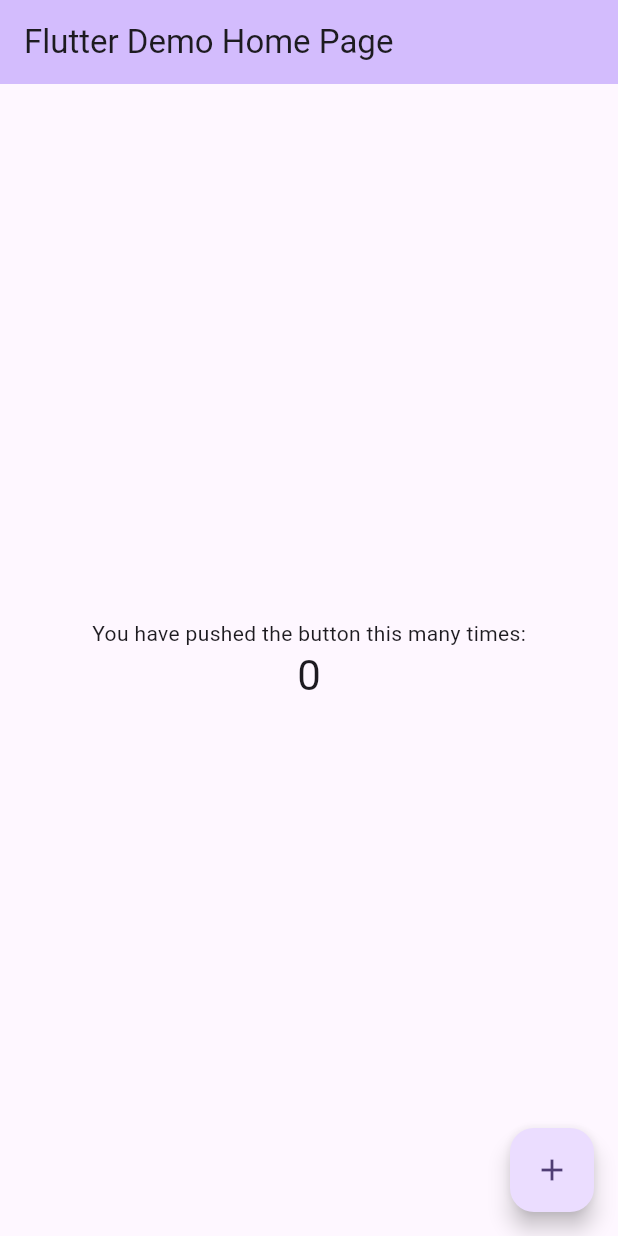
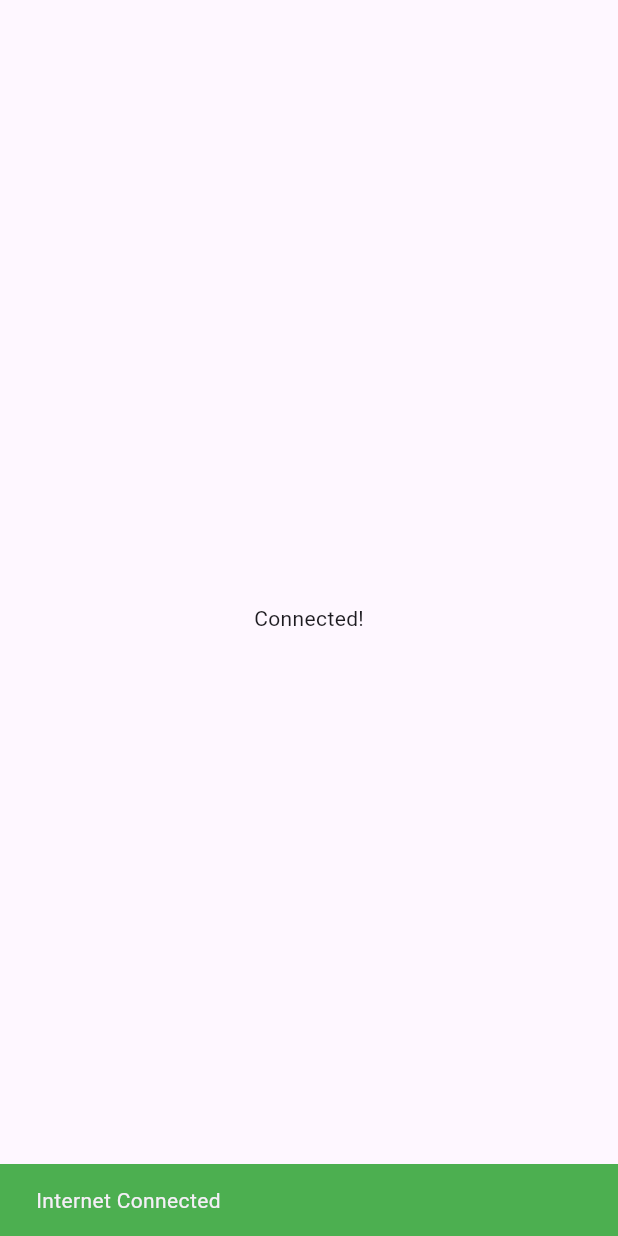
Before and after one commit to rohitranjan753/BlocTutorial, a Flutter app: the first screen one second after launch, on a phone screen of 412 x 824 dp. Run offline on Flutter 3.47's test engine with Material 2 defaults, Android fonts, the light colour scheme and no system bars; our stand-ins replace connectivity, flutter_bloc.

Commit message:
internet example

```diff
--- /dev/null
+++ b/lib/bloc/internet_bloc.dart
@@ -0,0 +1,33 @@
+import 'dart:async';
+
+import 'package:blocktutorial/bloc/internet_event.dart';
+import 'package:blocktutorial/bloc/internet_state.dart';
+import 'package:connectivity/connectivity.dart';
+import 'package:flutter_bloc/flutter_bloc.dart';
+
+class InternetBloc extends Bloc<InternetEvent, InternetState> {
+  Connectivity _connectivity = Connectivity();
+  StreamSubscription? connectivitySubscription;
+
+  InternetBloc() : super(InternetInitialState()) {
+    on<InternetLossEvent>((event, emit) => emit(InternetLossState()));
+    on<InternetGainedEvent>((event, emit) => emit(InternetGainedState()));
+
+    connectivitySubscription =
+        _connectivity.onConnectivityChanged.listen((result) {
+      if (result == ConnectivityResult.mobile ||
+          result == ConnectivityResult.wifi) {
+        add(InternetGainedEvent());
+      } else {
+        add(InternetLossEvent());
+      }
+    });
+  }
+
+  @override
+  Future<void> close() {
+    connectivitySubscription?.cancel();
+    return super.close();
+  }
+
+}
--- /dev/null
+++ b/lib/bloc/internet_event.dart
@@ -0,0 +1,11 @@
+abstract class InternetEvent{
+
+}
+
+class InternetLossEvent extends InternetEvent{
+
+}
+
+class InternetGainedEvent extends InternetEvent{
+
+}
--- /dev/null
+++ b/lib/bloc/internet_state.dart
@@ -0,0 +1,15 @@
+abstract class InternetState{
+
+}
+
+class InternetInitialState extends InternetState{
+
+}
+
+class InternetLossState extends InternetState{
+
+}
+
+class InternetGainedState extends InternetState{
+
+}
--- /dev/null
+++ b/lib/home_screen.dart
@@ -0,0 +1,41 @@
+import 'package:blocktutorial/bloc/internet_bloc.dart';
+import 'package:blocktutorial/bloc/internet_state.dart';
+import 'package:flutter/material.dart';
+import 'package:flutter_bloc/flutter_bloc.dart';
+
+class HomeScreen extends StatelessWidget {
+  const HomeScreen({Key? key}) : super(key: key);
+
+  @override
+  Widget build(BuildContext context) {
+    return Scaffold(
+      body: SafeArea(
+        child: Center(
+          child: BlocConsumer<InternetBloc,InternetState>(builder: (BuildContext context, state) {
+            if (state is InternetGainedState) {
+              return Text('Connected!');
+            } else if (state is InternetLossState) {
+              return Text('Not Connected..');
+            } else {
+              return Text('Not Connected..');
+            }
+          }, listener: (BuildContext context, Object? state) {
+            if (state is InternetGainedState) {
+              ScaffoldMessenger.of(context).showSnackBar(SnackBar(
+                content: Text('Internet Connected'),
+                backgroundColor: Colors.green,
+              ));
+            } else if (state is InternetLossState) {
+              ScaffoldMessenger.of(context).showSnackBar(
+                SnackBar(
+                  content: Text('Internet LOST'),
+                  backgroundColor: Colors.red,
+                ),
+              );
+            }
+          }),
+        ),
+      ),
+    );
+  }
+}
--- a/lib/main.dart
+++ b/lib/main.dart
@@ -1,4 +1,7 @@
+import 'package:blocktutorial/bloc/internet_bloc.dart';
+import 'package:blocktutorial/home_screen.dart';
 import 'package:flutter/material.dart';
+import 'package:flutter_bloc/flutter_bloc.dart';
 
 void main() {
   runApp(const MyApp());
@@ -10,116 +13,15 @@ class MyApp extends StatelessWidget {
   // This widget is the root of your application.
   @override
   Widget build(BuildContext context) {
-    return MaterialApp(
-      title: 'Flutter Demo',
-      theme: ThemeData(
-        // This is the theme of your application.
-        //
-        // TRY THIS: Try running your application with "flutter run". You'll see
-        // the application has a blue toolbar. Then, without quitting the app,
-        // try changing the seedColor in the colorScheme below to Colors.green
-        // and then invoke "hot reload" (save your changes or press the "hot
-        // reload" button in a Flutter-supported IDE, or press "r" if you used
-        // the command line to start the app).
-        //
-        // Notice that the counter didn't reset back to zero; the application
-        // state is not lost during the reload. To reset the state, use hot
-        // restart instead.
-        //
-        // This works for code too, not just values: Most code changes can be
-        // tested with just a hot reload.
-        colorScheme: ColorScheme.fromSeed(seedColor: Colors.deepPurple),
-        useMaterial3: true,
+    return BlocProvider(
+      create: (context) => InternetBloc(),
+      child: MaterialApp(
+        theme: ThemeData(
+          colorScheme: ColorScheme.fromSeed(seedColor: Colors.deepPurple),
+          useMaterial3: true,
+        ),
+        home: const HomeScreen(),
       ),
-      home: const MyHomePage(title: 'Flutter Demo Home Page'),
     );
   }
 }
-
-class MyHomePage extends StatefulWidget {
-  const MyHomePage({super.key, required this.title});
-
-  // This widget is the home page of your application. It is stateful, meaning
-  // that it has a State object (defined below) that contains fields that affect
-  // how it looks.
-
-  // This class is the configuration for the state. It holds the values (in this
-  // case the title) provided by the parent (in this case the App widget) and
-  // used by the build method of the State. Fields in a Widget subclass are
-  // always marked "final".
-
-  final String title;
-
-  @override
-  State<MyHomePage> createState() => _MyHomePageState();
-}
-
-class _MyHomePageState extends State<MyHomePage> {
-  int _counter = 0;
-
-  void _incrementCounter() {
-    setState(() {
-      // This call to setState tells the Flutter framework that something has
-      // changed in this State, which causes it to rerun the build method below
-      // so that the display can reflect the updated values. If we changed
-      // _counter without calling setState(), then the build method would not be
-      // called again, and so nothing would appear to happen.
-      _counter++;
-    });
-  }
-
-  @override
-  Widget build(BuildContext context) {
-    // This method is rerun every time setState is called, for instance as done
-    // by the _incrementCounter method above.
-    //
-    // The Flutter framework has been optimized to make rerunning build methods
-    // fast, so that you can just rebuild anything that needs updating rather
-    // than having to individually change instances of widgets.
-    return Scaffold(
-      appBar: AppBar(
-        // TRY THIS: Try changing the color here to a specific color (to
-        // Colors.amber, perhaps?) and trigger a hot reload to see the AppBar
-        // change color while the other colors stay the same.
-        backgroundColor: Theme.of(context).colorScheme.inversePrimary,
-        // Here we take the value from the MyHomePage object that was created by
-        // the App.build method, and use it to set our appbar title.
-        title: Text(widget.title),
-      ),
-      body: Center(
-        // Center is a layout widget. It takes a single child and positions it
-        // in the middle of the parent.
-        child: Column(
-          // Column is also a layout widget. It takes a list of children and
-          // arranges them vertically. By default, it sizes itself to fit its
-          // children horizontally, and tries to be as tall as its parent.
-          //
-          // Column has various properties to control how it sizes itself and
-          // how it positions its children. Here we use mainAxisAlignment to
-          // center the children vertically; the main axis here is the vertical
-          // axis because Columns are vertical (the cross axis would be
-          // horizontal).
-          //
-          // TRY THIS: Invoke "debug painting" (choose the "Toggle Debug Paint"
-          // action in the IDE, or press "p" in the console), to see the
-          // wireframe for each widget.
-          mainAxisAlignment: MainAxisAlignment.center,
-          children: <Widget>[
-            const Text(
-              'You have pushed the button this many times:',
-            ),
-            Text(
-              '$_counter',
-              style: Theme.of(context).textTheme.headlineMedium,
-            ),
-          ],
-        ),
-      ),
-      floatingActionButton: FloatingActionButton(
-        onPressed: _incrementCounter,
-        tooltip: 'Increment',
-        child: const Icon(Icons.add),
-      ), // This trailing comma makes auto-formatting nicer for build methods.
-    );
-  }
-}
--- a/pubspec.yaml
+++ b/pubspec.yaml
@@ -35,6 +35,8 @@ dependencies:
   # The following adds the Cupertino Icons font to your application.
   # Use with the CupertinoIcons class for iOS style icons.
   cupertino_icons: ^1.0.2
+  flutter_bloc: ^8.1.3
+  connectivity: ^3.0.6
 
 dev_dependencies:
   flutter_test:
```
Also changed, not shown: pubspec.lock, 1 other file.
